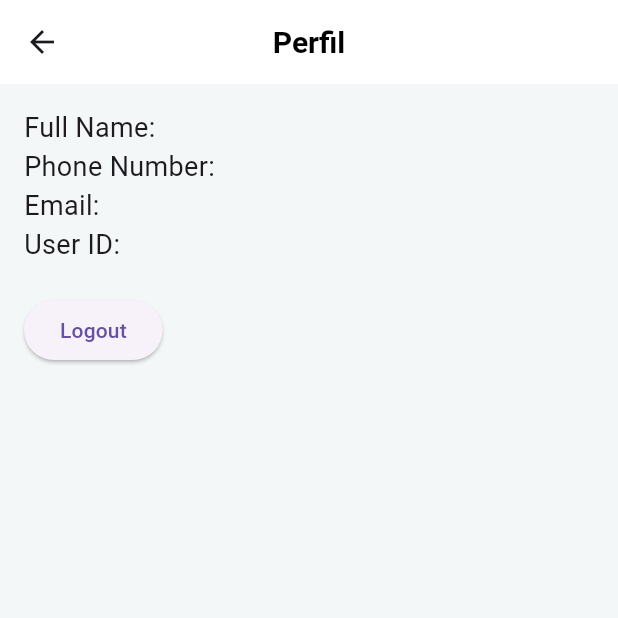
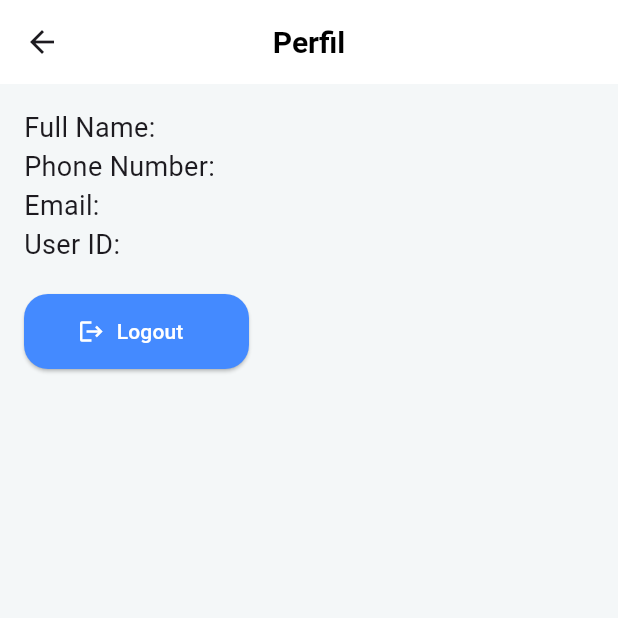
Before and after one commit to chocoflakez/contatudo, a Flutter app: the ProfileScreen screen opened directly, on a phone screen of 412 x 824 dp, the top half of it. Run offline on Flutter 3.47's test engine with Material 3 defaults, Android fonts, the phone set to English and light mode, and no system bars; our stand-ins replace fl_chart, supabase_flutter; accounts and stored records are empty.

Commit message:
#CT-54 Implement SignOut functionality in Profile Screen

```diff
--- a/lib/screens/profile_screen.dart
+++ b/lib/screens/profile_screen.dart
@@ -50,9 +50,34 @@ class _ProfileScreenState extends State<ProfileScreen> {
   Future<void> signOut() async {
     print('ProfileScreen::signOut INI');
 
-    await Supabase.instance.client.auth.signOut();
-    Navigator.popUntil(
-        context, (route) => route.isFirst); // Retorna à AuthScreen
+    bool? confirmLogout = await showDialog<bool>(
+      context: context,
+      builder: (BuildContext context) {
+        return AlertDialog(
+          title: const Text('Confirmação'),
+          content: const Text('Tem certeza de que deseja sair?'),
+          actions: <Widget>[
+            TextButton(
+              child: const Text('Cancelar'),
+              onPressed: () => Navigator.of(context).pop(false),
+            ),
+            ElevatedButton(
+              child: const Text('Logout'),
+              style: ElevatedButton.styleFrom(
+                backgroundColor: AppColors.accentColor,
+              ),
+              onPressed: () => Navigator.of(context).pop(true),
+            ),
+          ],
+        );
+      },
+    );
+
+    if (confirmLogout == true) {
+      await Supabase.instance.client.auth.signOut();
+      Navigator.popUntil(
+          context, (route) => route.isFirst); // Retorna à AuthScreen
+    }
 
     print('ProfileScreen::signOut END');
   }
@@ -73,10 +98,19 @@ class _ProfileScreenState extends State<ProfileScreen> {
                 style: TextStyle(fontSize: 18)),
             Text("User ID: ${Supabase.instance.client.auth.currentUser?.id}",
                 style: TextStyle(fontSize: 18)),
-            SizedBox(height: 20),
-            ElevatedButton(
+            const SizedBox(height: 20),
+            ElevatedButton.icon(
               onPressed: signOut,
-              child: Text("Logout"),
+              icon: const Icon(Icons.logout, color: Colors.white),
+              label:
+                  const Text('Logout', style: TextStyle(color: Colors.white)),
+              style: ElevatedButton.styleFrom(
+                backgroundColor: AppColors.accentColor,
+                shape: RoundedRectangleBorder(
+                  borderRadius: BorderRadius.circular(16),
+                ),
+                minimumSize: const Size(150, 50),
+              ),
             ),
           ],
         ),
```
